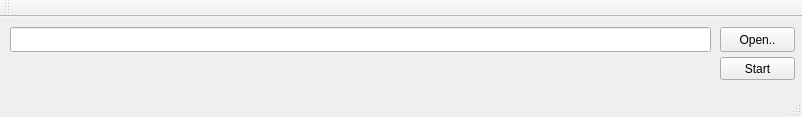
Old version of the form subpacket_parser/mainwindow.ui in the repository evgenybritan/parser_.
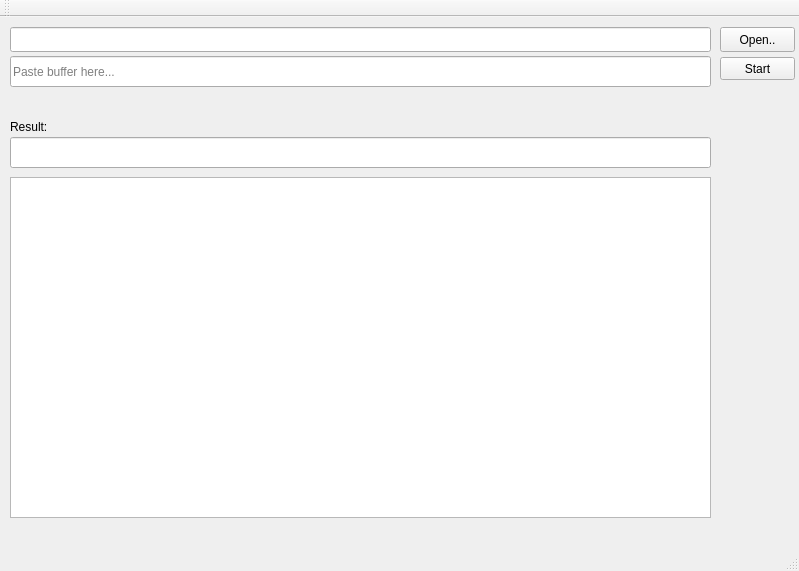
New version of the form.

Patch:
```diff
--- a/subpacket_parser/mainwindow.ui
+++ b/subpacket_parser/mainwindow.ui
@@ -6,8 +6,8 @@
    <rect>
     <x>0</x>
     <y>0</y>
-    <width>802</width>
-    <height>117</height>
+    <width>799</width>
+    <height>571</height>
    </rect>
   </property>
   <property name="windowTitle">
@@ -50,6 +50,52 @@
      </rect>
     </property>
    </widget>
+   <widget class="QTextEdit" name="result">
+    <property name="geometry">
+     <rect>
+      <x>10</x>
+      <y>160</y>
+      <width>701</width>
+      <height>341</height>
+     </rect>
+    </property>
+   </widget>
+   <widget class="QLineEdit" name="pac_type">
+    <property name="geometry">
+     <rect>
+      <x>10</x>
+      <y>120</y>
+      <width>701</width>
+      <height>31</height>
+     </rect>
+    </property>
+   </widget>
+   <widget class="QLabel" name="label">
+    <property name="geometry">
+     <rect>
+      <x>10</x>
+      <y>100</y>
+      <width>61</width>
+      <height>20</height>
+     </rect>
+    </property>
+    <property name="text">
+     <string>Result:</string>
+    </property>
+   </widget>
+   <widget class="QLineEdit" name="buffer_input">
+    <property name="geometry">
+     <rect>
+      <x>10</x>
+      <y>39</y>
+      <width>701</width>
+      <height>31</height>
+     </rect>
+    </property>
+    <property name="placeholderText">
+     <string>Paste buffer here...</string>
+    </property>
+   </widget>
   </widget>
   <widget class="QMenuBar" name="menuBar">
    <property name="geometry">
```
Left out of the diff: 2 changed lines with no effect on the pictures.
